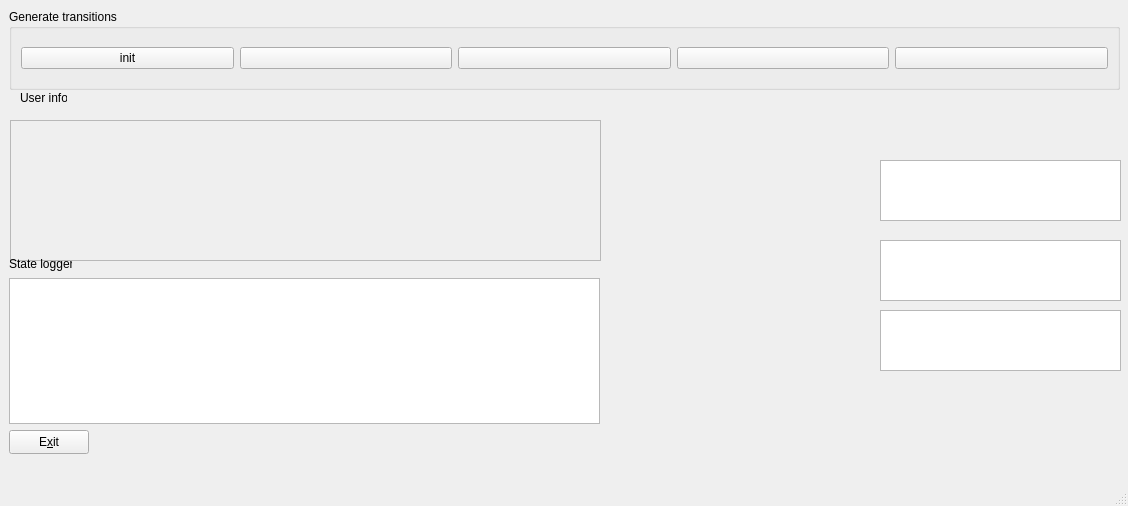
Old version of the form qstatemachine-example/Example/mainwindow.ui in the repository Taco-san/programeren-4.
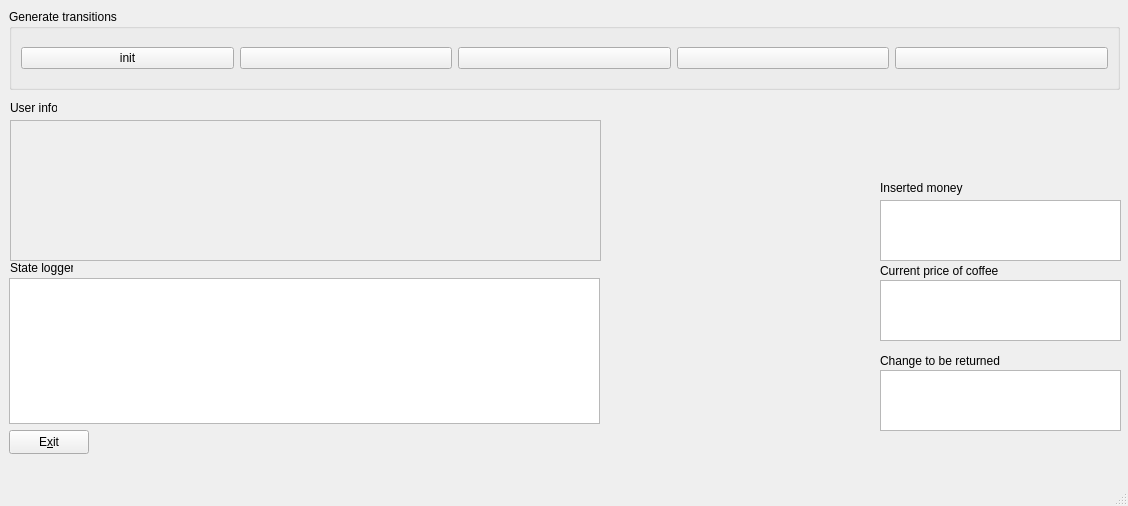
New version of the form.

The edit to the form file:
```diff
--- a/qstatemachine-example/Example/mainwindow.ui
+++ b/qstatemachine-example/Example/mainwindow.ui
@@ -67,8 +67,8 @@
    <widget class="QLabel" name="label_2">
     <property name="geometry">
      <rect>
-      <x>20</x>
-      <y>90</y>
+      <x>10</x>
+      <y>100</y>
       <width>47</width>
       <height>16</height>
      </rect>
@@ -93,8 +93,8 @@
    <widget class="QLabel" name="label">
     <property name="geometry">
      <rect>
-      <x>9</x>
-      <y>256</y>
+      <x>10</x>
+      <y>260</y>
       <width>63</width>
       <height>16</height>
      </rect>
@@ -130,7 +130,7 @@
     <property name="geometry">
      <rect>
       <x>880</x>
-      <y>160</y>
+      <y>200</y>
       <width>241</width>
       <height>61</height>
      </rect>
@@ -140,7 +140,7 @@
     <property name="geometry">
      <rect>
       <x>880</x>
-      <y>240</y>
+      <y>280</y>
       <width>241</width>
       <height>61</height>
      </rect>
@@ -150,12 +150,51 @@
     <property name="geometry">
      <rect>
       <x>880</x>
-      <y>310</y>
+      <y>370</y>
       <width>241</width>
       <height>61</height>
      </rect>
     </property>
    </widget>
+   <widget class="QLabel" name="label_3">
+    <property name="geometry">
+     <rect>
+      <x>880</x>
+      <y>180</y>
+      <width>101</width>
+      <height>16</height>
+     </rect>
+    </property>
+    <property name="text">
+     <string>Inserted money</string>
+    </property>
+   </widget>
+   <widget class="QLabel" name="label_4">
+    <property name="geometry">
+     <rect>
+      <x>880</x>
+      <y>260</y>
+      <width>151</width>
+      <height>21</height>
+     </rect>
+    </property>
+    <property name="text">
+     <string>Current price of coffee</string>
+    </property>
+   </widget>
+   <widget class="QLabel" name="label_5">
+    <property name="geometry">
+     <rect>
+      <x>880</x>
+      <y>350</y>
+      <width>151</width>
+      <height>21</height>
+     </rect>
+    </property>
+    <property name="text">
+     <string>Change to be returned</string>
+    </property>
+   </widget>
   </widget>
   <widget class="QMenuBar" name="menubar">
    <property name="geometry">
```
